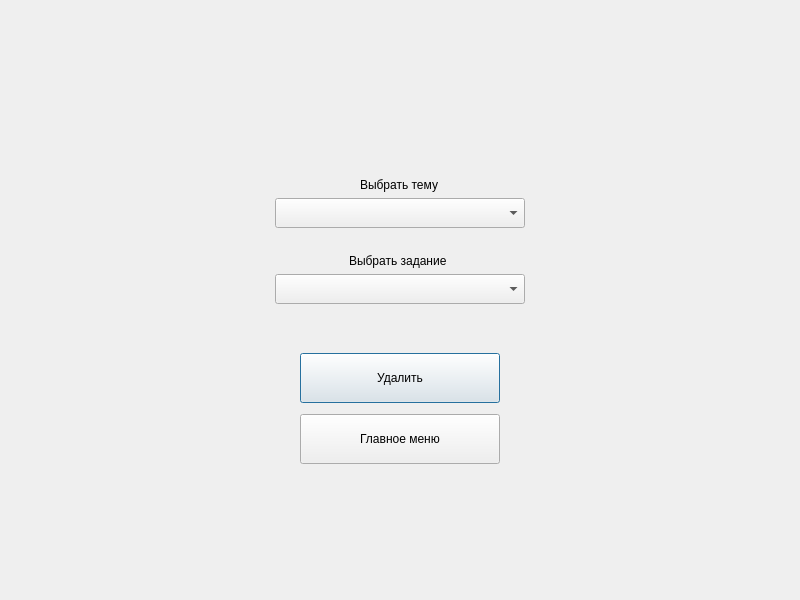
icspero/3-semester-CourseWork_Client, file deletetaskwindow.ui: the form before one commit.
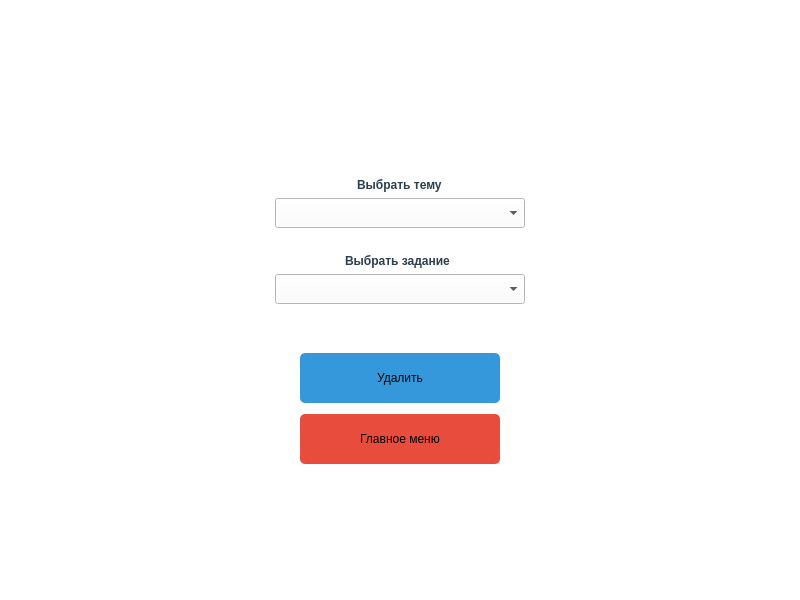
The form after the commit.

The edit to the form file:
```diff
--- a/deletetaskwindow.ui
+++ b/deletetaskwindow.ui
@@ -13,6 +13,9 @@
   <property name="windowTitle">
    <string>Удаление задания</string>
   </property>
+  <property name="styleSheet">
+   <string notr="true">background-color: #ffffff;</string>
+  </property>
   <layout class="QVBoxLayout" name="verticalLayout">
    <item>
     <spacer name="verticalSpacer">
@@ -35,6 +38,10 @@
      <layout class="QVBoxLayout" name="verticalLayout_2">
       <item alignment="Qt::AlignHCenter">
        <widget class="QLabel" name="label">
+        <property name="styleSheet">
+         <string notr="true">color: #2c3e50;
+font-weight: bold;</string>
+        </property>
         <property name="text">
          <string>Выбрать тему</string>
         </property>
@@ -74,6 +81,10 @@
       </item>
       <item alignment="Qt::AlignHCenter">
        <widget class="QLabel" name="label_2">
+        <property name="styleSheet">
+         <string notr="true">color: #2c3e50;
+font-weight: bold;</string>
+        </property>
         <property name="text">
          <string>Выбрать задание </string>
         </property>
@@ -115,6 +126,16 @@
           <height>50</height>
          </size>
         </property>
+        <property name="styleSheet">
+         <string notr="true">QPushButton {
+    background-color: #3498db; 
+    color: black;           
+    border-radius: 5px;
+}
+QPushButton:hover {
+    background-color: #2980b9;
+}</string>
+        </property>
         <property name="text">
          <string>Удалить</string>
         </property>
@@ -150,6 +171,16 @@
           <height>50</height>
          </size>
         </property>
+        <property name="styleSheet">
+         <string notr="true">QPushButton {
+    background-color: #e74c3c; 
+    color: black;               
+    border-radius: 5px;      
+}
+QPushButton:hover {
+    background-color: #c0392b; 
+}</string>
+        </property>
         <property name="text">
          <string>Главное меню</string>
         </property>
```
Left out of the diff: 24 changed lines with no effect on the pictures.
